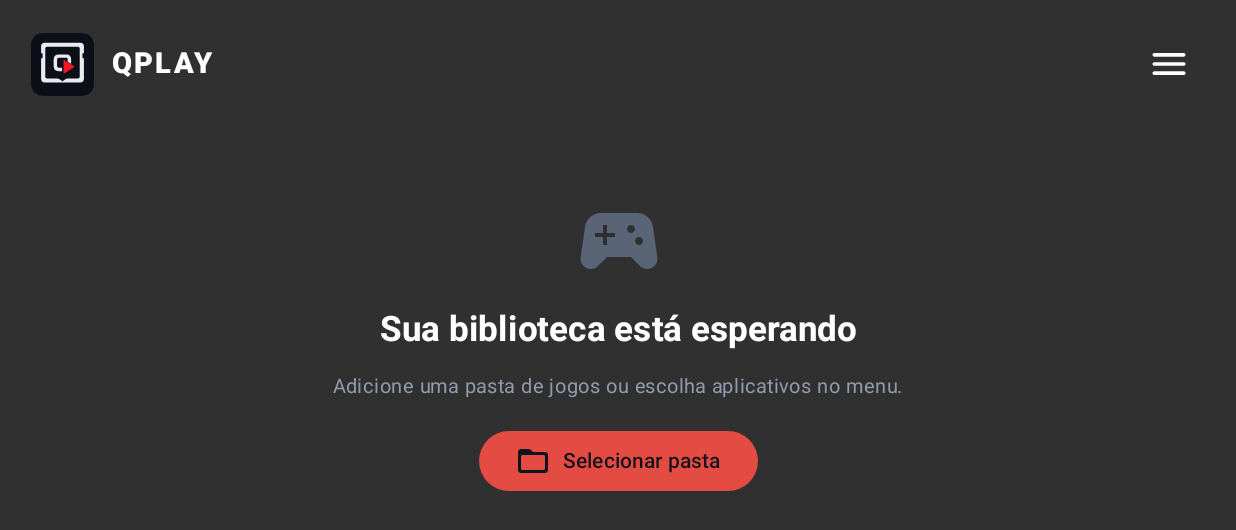
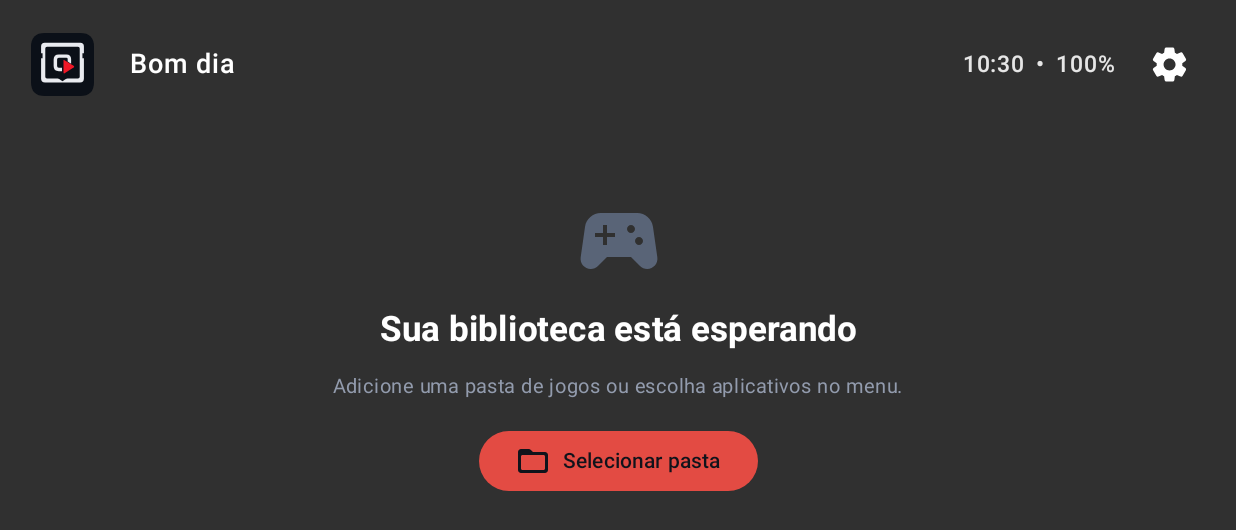
Before and after one commit to LeoPortillaDev/QPlay, an Android app built with Jetpack Compose: the screen it shows after launch (MainActivity), on a phone screen of 824 x 412 dp (held sideways). Shown: the top 530 px of the screen. Run offline under Robolectric (Android 15) with nearby library versions, the phone set to English and light mode, and no system bars.

Commit message:
Add personalized greeting, clock, battery, favorites and game groups

```diff
--- a/app/src/main/java/com/qplay/launcher/MainActivity.kt
+++ b/app/src/main/java/com/qplay/launcher/MainActivity.kt
@@ -5,6 +5,11 @@ import android.content.Intent
 import android.content.pm.PackageManager
 import android.net.Uri
 import android.os.Bundle
+import android.content.IntentFilter
+import android.os.BatteryManager
+import java.time.LocalTime
+import java.time.format.DateTimeFormatter
+import kotlinx.coroutines.delay
 import androidx.activity.ComponentActivity
 import androidx.activity.compose.setContent
 import androidx.activity.compose.BackHandler
@@ -119,6 +124,13 @@ class MainActivity : ComponentActivity() {
         var selectedApps by remember { mutableStateOf(prefs.getStringSet("selected_apps", emptySet()).orEmpty()) }
         var scanMessage by remember { mutableStateOf("Escolha a pasta onde estão seus arquivos .nup") }
         var peanuts by remember { mutableStateOf<String?>(null) }
+        var displayName by remember { mutableStateOf(prefs.getString("display_name", "") ?: "") }
+        var nameDialog by remember { mutableStateOf(false) }
+        var clock by remember { mutableStateOf(LocalTime.now().format(DateTimeFormatter.ofPattern("HH:mm"))) }
+        var battery by remember { mutableIntStateOf(100) }
+        var favoriteKeys by remember { mutableStateOf(prefs.getStringSet("favorites", emptySet()).orEmpty()) }
+        var groupMap by remember { mutableStateOf(prefs.all.filterKeys { it.startsWith("group_") }.mapKeys { it.key.removePrefix("group_") }.mapValues { it.value as? String ?: "" }) }
+        var libraryFilter by remember { mutableStateOf("Todos") }
 
         val folderPicker = rememberLauncherForActivityResult(ActivityResultContracts.OpenDocumentTree()) { uri ->
             if (uri != null) {
@@ -132,7 +144,19 @@ class MainActivity : ComponentActivity() {
             }
         }
 
-        LaunchedEffect(Unit) { withContext(Dispatchers.IO) { val discoveredApps = installedApps(); val discoveredPeanuts = peanutsPackage(); withContext(Dispatchers.Main) { apps = discoveredApps; peanuts = discoveredPeanuts } } }
+        LaunchedEffect(Unit) {
+            withContext(Dispatchers.IO) { val discoveredApps = installedApps(); val discoveredPeanuts = peanutsPackage(); withContext(Dispatchers.Main) { apps = discoveredApps; peanuts = discoveredPeanuts } }
+        }
+        LaunchedEffect(Unit) {
+            while (true) {
+                clock = LocalTime.now().format(DateTimeFormatter.ofPattern("HH:mm"))
+                val batteryIntent = registerReceiver(null, IntentFilter(Intent.ACTION_BATTERY_CHANGED))
+                val level = batteryIntent?.getIntExtra(BatteryManager.EXTRA_LEVEL, -1) ?: -1
+                val scale = batteryIntent?.getIntExtra(BatteryManager.EXTRA_SCALE, -1) ?: -1
+                if (level >= 0 && scale > 0) battery = level * 100 / scale
+                delay(30000)
+            }
+        }
 
         LaunchedEffect(folderUri, refreshToken) {
             val root = folderUri
@@ -150,12 +174,22 @@ class MainActivity : ComponentActivity() {
             }
         }
 
-        BackHandler(enabled = settingsOpen || tab != "Biblioteca") { if (settingsOpen) settingsOpen = false else tab = "Biblioteca" }
+        if (nameDialog) {
+            var draftName by remember { mutableStateOf(displayName) }
+            AlertDialog(onDismissRequest = { nameDialog = false }, title = { Text("Personalizar saudação") }, text = {
+                OutlinedTextField(value = draftName, onValueChange = { draftName = it }, label = { Text("Como deseja ser chamado?") }, singleLine = true)
+            }, confirmButton = { TextButton(onClick = { displayName = draftName.trim(); prefs.edit().putString("display_name", displayName).apply(); nameDialog = false }) { Text("Salvar") } },
+                dismissButton = { TextButton(onClick = { nameDialog = false }) { Text("Cancelar") } })
+        }
+
+        BackHandler(enabled = settingsOpen || nameDialog || tab != "Biblioteca") { if (settingsOpen) settingsOpen = false else tab = "Biblioteca" }
 
         BoxWithConstraints(Modifier.fillMaxSize().background(Bg)) {
             val tileSize = (maxWidth * 0.205f).coerceIn(148.dp, 226.dp)
             val libraryApps = apps.filter { it.packageName in selectedApps }
-            val totalItems = games.size + libraryApps.size
+            val visibleGames = games.filter { game -> when (libraryFilter) { "Favoritos" -> game.uri.toString() in favoriteKeys; "Grupos" -> !groupMap[game.uri.toString()].isNullOrBlank(); else -> true } }
+            val visibleApps = libraryApps.filter { app -> when (libraryFilter) { "Favoritos" -> app.packageName in favoriteKeys; "Grupos" -> !groupMap[app.packageName].isNullOrBlank(); else -> true } }
+            val totalItems = visibleGames.size + visibleApps.size
 
             Column(Modifier.fillMaxSize().background(Bg).padding(horizontal = maxWidth * 0.025f, vertical = maxHeight * 0.045f)) {
                 // Top system strip: discreet brand, status and settings.
@@ -166,17 +200,25 @@ class MainActivity : ComponentActivity() {
                         modifier = Modifier.size(42.dp)
                     )
                     Spacer(Modifier.width(12.dp))
-                    Text("QPLAY", color = Color.White, fontSize = 19.sp, fontWeight = FontWeight.ExtraBold, letterSpacing = 2.2.sp)
+                    Spacer(Modifier.width(12.dp))
+                    val greeting = when (LocalTime.now().hour) { in 5..11 -> "Bom dia"; in 12..17 -> "Boa tarde"; else -> "Boa noite" }
+                    Text(if (displayName.isBlank()) greeting else "$greeting, $displayName", color = Color.White, fontSize = 18.sp, fontWeight = FontWeight.SemiBold)
                     Spacer(Modifier.weight(1f))
+                    Text("$clock  •  $battery%", color = Color(0xFFE6E6E6), fontSize = 15.sp, fontWeight = FontWeight.Medium)
+                    Spacer(Modifier.width(12.dp))
 
                     Box {
                         IconButton(onClick = { settingsOpen = true }) {
-                            Icon(Icons.Rounded.Menu, "Menu", tint = Color.White, modifier = Modifier.size(29.dp))
+                            Icon(Icons.Rounded.Settings, "Configurações", tint = Color.White, modifier = Modifier.size(27.dp))
                         }
                         DropdownMenu(expanded = settingsOpen, onDismissRequest = { settingsOpen = false }) {
                             DropdownMenuItem(text = { Text("Selecionar pasta dos jogos") }, leadingIcon = { Icon(Icons.Rounded.FolderOpen, null) }, onClick = { settingsOpen = false; folderPicker.launch(folderUri) })
                             DropdownMenuItem(text = { Text("Escolher aplicativos") }, leadingIcon = { Icon(Icons.Rounded.Apps, null) }, onClick = { settingsOpen = false; tab = "Aplicativos" })
-                            DropdownMenuItem(text = { Text("Atualizar biblioteca") }, leadingIcon = { Icon(Icons.Rounded.Refresh, null) }, onClick = { settingsOpen = false; refreshToken++; apps = installedApps() })
+                            DropdownMenuItem(text = { Text("Meu nome / saudação") }, leadingIcon = { Icon(Icons.Rounded.Person, null) }, onClick = { settingsOpen = false; nameDialog = true })
+                            DropdownMenuItem(text = { Text("Todos os jogos") }, onClick = { settingsOpen = false; libraryFilter = "Todos" })
+                            DropdownMenuItem(text = { Text("Favoritos") }, leadingIcon = { Icon(Icons.Rounded.Favorite, null) }, onClick = { settingsOpen = false; libraryFilter = "Favoritos" })
+                            DropdownMenuItem(text = { Text("Grupos") }, leadingIcon = { Icon(Icons.Rounded.Folder, null) }, onClick = { settingsOpen = false; libraryFilter = "Grupos" })
+                            DropdownMenuItem(text = { Text("Atualizar biblioteca") }, leadingIcon = { Icon(Icons.Rounded.Refresh, null) }, onClick = { settingsOpen = false; refreshToken++; apps = emptyList() })
                         }
                     }
                 }
@@ -199,7 +241,9 @@ class MainActivity : ComponentActivity() {
                         }
                     } else {
                         var focusedGameName by remember { mutableStateOf(games.firstOrNull()?.name ?: libraryApps.firstOrNull()?.name.orEmpty()) }
-                        Spacer(Modifier.weight(1f))
+                        Spacer(Modifier.weight(0.35f))
+                        Text(focusedGameName.uppercase(), color = Color.White, fontSize = 25.sp, fontWeight = FontWeight.Medium, letterSpacing = 1.2.sp, maxLines = 1, overflow = TextOverflow.Ellipsis)
+                        Spacer(Modifier.weight(0.18f))
                         // A single continuous horizontal shelf; side tiles remain visible.
                         LazyRow(
                             contentPadding = PaddingValues(horizontal = 0.dp),
@@ -207,13 +251,23 @@ class MainActivity : ComponentActivity() {
                             verticalAlignment = Alignment.CenterVertically,
                             modifier = Modifier.fillMaxWidth().height(tileSize + 34.dp)
                         ) {
-                            rowItems(games, key = { it.uri.toString() }) { game ->
-                                SwitchGameCard(game.uri.toString(), game.name, prefs, tileSize, games.firstOrNull()?.uri == game.uri,
-                                    { launchNup(game) }, { focusedGameName = it })
+                            rowItems(visibleGames, key = { it.uri.toString() }) { game ->
+                                val key = game.uri.toString()
+                                SwitchGameCard(key, game.name, prefs, tileSize, key in favoriteKeys, groupMap[key].orEmpty(), visibleGames.firstOrNull()?.uri == game.uri,
+                                    { launchNup(game) }, { focusedGameName = it }) { fav, group ->
+                                    favoriteKeys = if (fav) favoriteKeys + key else favoriteKeys - key
+                                    groupMap = groupMap + (key to group)
+                                    prefs.edit().putStringSet("favorites", favoriteKeys).putString("group_" + key, group).apply()
+                                }
                             }
-                            rowItems(libraryApps, key = { "app:" + it.packageName }) { app ->
-                                SwitchGameCard(app.packageName, app.name, prefs, tileSize, games.isEmpty() && libraryApps.firstOrNull()?.packageName == app.packageName,
-                                    { launchAndroidApp(app.packageName) }, { focusedGameName = it })
+                            rowItems(visibleApps, key = { "app:" + it.packageName }) { app ->
+                                val key = app.packageName
+                                SwitchGameCard(key, app.name, prefs, tileSize, key in favoriteKeys, groupMap[key].orEmpty(), visibleApps.firstOrNull()?.packageName == app.packageName,
+                                    { launchAndroidApp(app.packageName) }, { focusedGameName = it }) { fav, group ->
+                                    favoriteKeys = if (fav) favoriteKeys + key else favoriteKeys - key
+                                    groupMap = groupMap + (key to group)
+                                    prefs.edit().putStringSet("favorites", favoriteKeys).putString("group_" + key, group).apply()
+                                }
                             }
                         }
                         Spacer(Modifier.weight(1f))
@@ -242,8 +296,11 @@ class MainActivity : ComponentActivity() {
 
     @OptIn(ExperimentalFoundationApi::class)
     @Composable
-    private fun SwitchGameCard(key: String, originalName: String, prefs: android.content.SharedPreferences, tileSize: androidx.compose.ui.unit.Dp, initiallySelected: Boolean, onClick: () -> Unit, onFocusName: (String) -> Unit) {
+    private fun SwitchGameCard(key: String, originalName: String, prefs: android.content.SharedPreferences, tileSize: androidx.compose.ui.unit.Dp, isFavorite: Boolean, initialGroup: String, initiallySelected: Boolean, onClick: () -> Unit, onFocusName: (String) -> Unit, onMetadataChanged: (Boolean, String) -> Unit) {
         var focused by remember(key) { mutableStateOf(initiallySelected) }
+        var favorite by remember(key) { mutableStateOf(isFavorite) }
+        var draftGroup by remember(key) { mutableStateOf(initialGroup) }
+        var groupName by remember(key) { mutableStateOf(initialGroup) }
         var editOpen by remember { mutableStateOf(false) }
         var title by remember(key) { mutableStateOf(prefs.getString("edit_name_" + key, originalName) ?: originalName) }
         var coverUri by remember(key) { mutableStateOf(prefs.getString("cover_" + key, null)?.let(Uri::parse)) }
@@ -257,19 +314,25 @@ class MainActivity : ComponentActivity() {
         val cover = produceState<ImageBitmap?>(null, coverUri) {
             value = withContext(Dispatchers.IO) { try { coverUri?.let { uri -> contentResolver.openInputStream(uri)?.use { stream -> BitmapFactory.decodeStream(stream) }?.asImageBitmap() } } catch (_: Exception) { null } }
         }
-        Surface(color = if (focused) Color(0xFF343434) else Color(0xFF292929), shape = RoundedCornerShape(3.dp), border = BorderStroke(if (focused) 4.dp else 2.dp, if (focused) Color(0xFF35BCEB) else Color(0xFF3A3A3A)), modifier = Modifier.width(tileSize).height(tileSize).onFocusChanged { focused = it.isFocused; if (it.isFocused) onFocusName(title) }.combinedClickable(onClick = onClick, onLongClick = { draftTitle = title; editOpen = true })) {
+        Surface(color = if (focused) Color(0xFF343434) else Color(0xFF292929), shape = RoundedCornerShape(3.dp), border = BorderStroke(if (focused) 4.dp else 2.dp, if (focused) Color(0xFF35BCEB) else Color(0xFF3A3A3A)), modifier = Modifier.width(tileSize).height(tileSize).onFocusChanged { focused = it.isFocused; if (it.isFocused) onFocusName(title) }.combinedClickable(onClick = onClick, onLongClick = { draftTitle = title; draftGroup = groupName; editOpen = true })) {
             Box(Modifier.fillMaxSize()) {
                 if (cover.value != null) androidx.compose.foundation.Image(bitmap = cover.value!!, contentDescription = title, contentScale = ContentScale.Crop, modifier = Modifier.fillMaxSize())
                 else Box(Modifier.fillMaxSize().background(Color(0xFF303030)), contentAlignment = Alignment.Center) { Icon(Icons.Rounded.SportsEsports, null, tint = Color(0xFF777777), modifier = Modifier.size(58.dp)) }
                 Box(Modifier.align(Alignment.BottomStart).fillMaxWidth().background(Color(0xCC111318)).padding(horizontal = 10.dp, vertical = 8.dp)) { Text(title, color = if (focused) Color(0xFF27B8E8) else Color(0xFF888888), fontSize = 12.sp, fontWeight = FontWeight.Medium, maxLines = 2, overflow = TextOverflow.Ellipsis) }
+                if (isFavorite) Icon(Icons.Rounded.Favorite, "Favorito", tint = Color(0xFFE65B68), modifier = Modifier.align(Alignment.TopEnd).padding(8.dp))
             }
         }
         if (editOpen) AlertDialog(onDismissRequest = { editOpen = false }, title = { Text("Editar jogo") }, text = {
             Column(verticalArrangement = Arrangement.spacedBy(12.dp)) {
                 OutlinedTextField(value = draftTitle, onValueChange = { draftTitle = it }, label = { Text("Nome exibido") }, singleLine = true)
+                Row(verticalAlignment = Alignment.CenterVertically) {
+                    Checkbox(checked = favorite, onCheckedChange = { favorite = it })
+                    Text("Adicionar aos favoritos")
+                }
+                OutlinedTextField(value = draftGroup, onValueChange = { draftGroup = it }, label = { Text("Grupo") }, singleLine = true)
                 OutlinedButton(onClick = { picker.launch(arrayOf("image/*")) }) { Icon(Icons.Rounded.Image, null); Spacer(Modifier.width(8.dp)); Text(if (coverUri == null) "Escolher capa" else "Trocar capa") }
             }
-        }, confirmButton = { TextButton(onClick = { title = draftTitle.ifBlank { originalName }; prefs.edit().putString("edit_name_" + key, title).apply(); editOpen = false; onFocusName(title) }) { Text("Salvar") } }, dismissButton = { TextButton(onClick = { editOpen = false }) { Text("Cancelar") } })
+        }, confirmButton = { TextButton(onClick = { title = draftTitle.ifBlank { originalName }; prefs.edit().putString("edit_name_" + key, title).apply(); groupName = draftGroup.trim(); onMetadataChanged(favorite, groupName); editOpen = false; onFocusName(title) }) { Text("Salvar") } }, dismissButton = { TextButton(onClick = { editOpen = false }) { Text("Cancelar") } })
     }
     @Composable
     private fun SelectableAppTile(app: InstalledGame, selected: Boolean, onToggle: () -> Unit, onLaunch: () -> Unit) {
```
